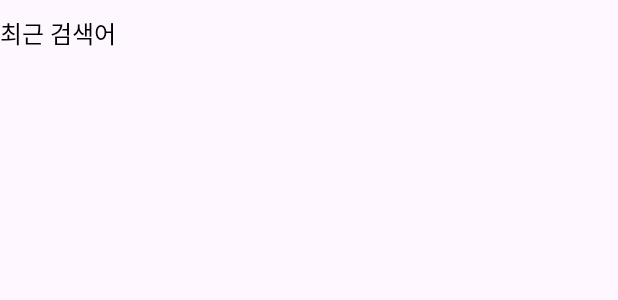
After one commit to seongh06/OO_android, an Android app: the layout item_recent_search.xml on its own in the app's theme, with its tools: preview values and no code run, on a phone screen of 412 x 824 dp. The commit adds this screen. Shown: the top 300 px of the screen. Run offline under Robolectric (Android 15) with nearby library versions, the phone set to English and light mode, and no system bars.

Commit message:
[UI/#1] 검색창 xml 제작

```diff
--- /dev/null
+++ b/app/src/main/res/drawable/shape_rect_100_yellow_line.xml
@@ -0,0 +1,6 @@
+<?xml version="1.0" encoding="utf-8"?>
+<shape xmlns:android="http://schemas.android.com/apk/res/android"
+    android:shape="rectangle">
+    <corners android:radius="100dp"/>
+    <stroke android:color="@color/oo.yellow" android:width="1dp"/>
+</shape>
--- /dev/null
+++ b/app/src/main/res/drawable/shape_rect_12_yellow_line.xml
@@ -0,0 +1,6 @@
+<?xml version="1.0" encoding="utf-8"?>
+<shape xmlns:android="http://schemas.android.com/apk/res/android"
+    android:shape="rectangle">
+    <corners android:radius="12dp"/>
+    <stroke android:color="@color/oo.yellow" android:width="1dp"/>
+</shape>
--- /dev/null
+++ b/app/src/main/res/layout/item_recent_search.xml
@@ -0,0 +1,17 @@
+<?xml version="1.0" encoding="utf-8"?>
+<androidx.constraintlayout.widget.ConstraintLayout xmlns:android="http://schemas.android.com/apk/res/android"
+    android:layout_width="wrap_content"
+    android:layout_height="wrap_content"
+    xmlns:app="http://schemas.android.com/apk/res-auto">
+
+    <TextView
+        android:id="@+id/tv_recent_search_item"
+        android:layout_width="wrap_content"
+        android:layout_height="wrap_content"
+        android:text="최근 검색어"
+        style="@style/TextAppearance.OO.16sp"
+        android:layout_marginVertical="10dp"
+        app:layout_constraintStart_toStartOf="parent"
+        app:layout_constraintTop_toTopOf="parent"/>
+
+</androidx.constraintlayout.widget.ConstraintLayout>
```
Also changed, not shown: app/src/main/res/drawable/ic_row_back_yellow.xml (added, +9 -0 lines), app/src/main/res/layout/fragment_search.xml (+56 -2 lines), app/src/main/res/values/appearances.xml (+10 -0 lines).
